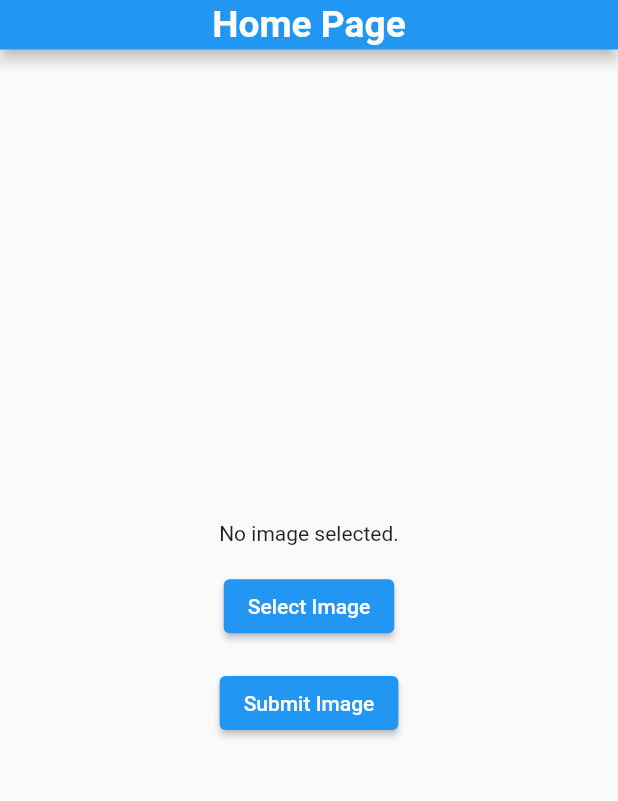
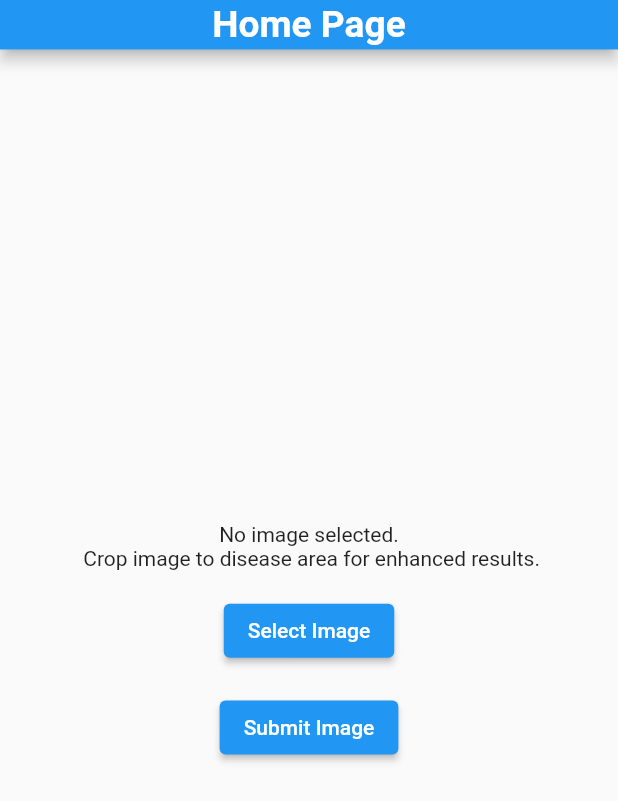
Before and after one commit to moinur-rahman/livestock-animal-diseases-classifier-app, a Flutter app: the screen it shows after launch, after a tap on "Select Image", on a phone screen of 412 x 824 dp. Shown: the top 801 px of the screen. Run offline on Flutter 3.47's test engine with Material 2 defaults, Android fonts, the phone set to English and light mode, and no system bars; our stand-ins replace image_cropper, image_picker.

Commit message:
crop option added

```diff
--- a/lib/screens/landing_page.dart
+++ b/lib/screens/landing_page.dart
@@ -3,6 +3,7 @@ import 'dart:io';
 import 'package:http/http.dart' as http;
 import 'package:flutter/material.dart';
 import 'package:image_picker/image_picker.dart';
+import 'package:image_cropper/image_cropper.dart';
 
 class LandingPage extends StatefulWidget {
   static const String routeName = '/landing_page';
@@ -24,9 +25,43 @@ class _LandingPageState extends State<LandingPage> {
     final pickedFile =
         await _imagePicker.pickImage(source: ImageSource.gallery);
     if (pickedFile != null) {
-      setState(() {
-        _image = File(pickedFile.path);
-      });
+      // call image cropper
+
+      File? croppedFile = await ImageCropper().cropImage(
+        sourcePath: pickedFile.path,
+        aspectRatioPresets: Platform.isAndroid
+            ? [
+                CropAspectRatioPreset.square,
+                CropAspectRatioPreset.ratio3x2,
+                CropAspectRatioPreset.original,
+                CropAspectRatioPreset.ratio4x3,
+                CropAspectRatioPreset.ratio16x9
+              ]
+            : [
+                CropAspectRatioPreset.original,
+                CropAspectRatioPreset.square,
+                CropAspectRatioPreset.ratio3x2,
+                CropAspectRatioPreset.ratio4x3,
+                CropAspectRatioPreset.ratio5x3,
+                CropAspectRatioPreset.ratio5x4,
+                CropAspectRatioPreset.ratio7x5,
+                CropAspectRatioPreset.ratio16x9
+              ],
+        androidUiSettings: AndroidUiSettings(
+            toolbarTitle: 'Crop Image',
+            toolbarColor: Colors.blue,
+            toolbarWidgetColor: Colors.white,
+            initAspectRatio: CropAspectRatioPreset.original,
+            lockAspectRatio: false),
+        iosUiSettings: IOSUiSettings(
+          title: 'Crop Image',
+        ),
+      );
+      if (croppedFile != null) {
+        setState(() {
+          _image = croppedFile;
+        });
+      }
     }
   }
 
@@ -50,11 +85,53 @@ class _LandingPageState extends State<LandingPage> {
               double.parse(decodedData['confidence'].toStringAsFixed(2)) * 100;
         });
         print('Image uploaded successfully');
+        _showResultDialog();
       } else {
         // Error occurred while uploading image
         print('Image upload failed');
       }
     }
+  }
+
+  void _showResultDialog() {
+    showDialog(
+      context: context,
+      builder: (BuildContext context) {
+        return AlertDialog(
+          title: Text('Disease Detection Result'),
+          content: Column(
+            mainAxisSize: MainAxisSize.min,
+            children: <Widget>[
+              Text(
+                'Disease detected:',
+              ),
+              FittedBox(
+                fit: BoxFit.scaleDown,
+                child: Text(
+                  '$diseaseName',
+                  style: TextStyle(fontWeight: FontWeight.bold),
+                ),
+              ),
+              Text(
+                'Confidence level:',
+              ),
+              Text(
+                '$confidenceLevel %',
+                style: TextStyle(fontWeight: FontWeight.bold),
+              ),
+            ],
+          ),
+          actions: <Widget>[
+            TextButton(
+              child: Text('Close'),
+              onPressed: () {
+                Navigator.of(context).pop();
+              },
+            ),
+          ],
+        );
+      },
+    );
   }
 
   @override
@@ -84,7 +161,10 @@ class _LandingPageState extends State<LandingPage> {
                     height: height * 0.5,
                     fit: BoxFit.contain,
                   )
-                : Text('No image selected.'),
+                : Text(
+                    'No image selected.\n Crop image to disease area for enhanced results.',
+                    textAlign: TextAlign.center,
+                  ),
             SizedBox(height: height * 0.02),
             ElevatedButton(
               onPressed: _selectImage,
@@ -95,12 +175,6 @@ class _LandingPageState extends State<LandingPage> {
               onPressed: _submitImage,
               child: Text('Submit Image'),
             ),
-            SizedBox(height: height * 0.02),
-            if (diseaseName != null && confidenceLevel != null)
-              Text(
-                'Disease detected: $diseaseName\nConfidence level: $confidenceLevel %',
-                textAlign: TextAlign.center,
-              ),
           ],
         ),
       ),
--- a/pubspec.yaml
+++ b/pubspec.yaml
@@ -31,6 +31,7 @@ dependencies:
   flutter:
     sdk: flutter
   image_picker: ^0.8.7+5
+  image_cropper: ^1.4.1
   http: ^0.13.0
 
   # The following adds the Cupertino Icons font to your application.
```
Also changed, not shown: pubspec.lock, 1 other file.
